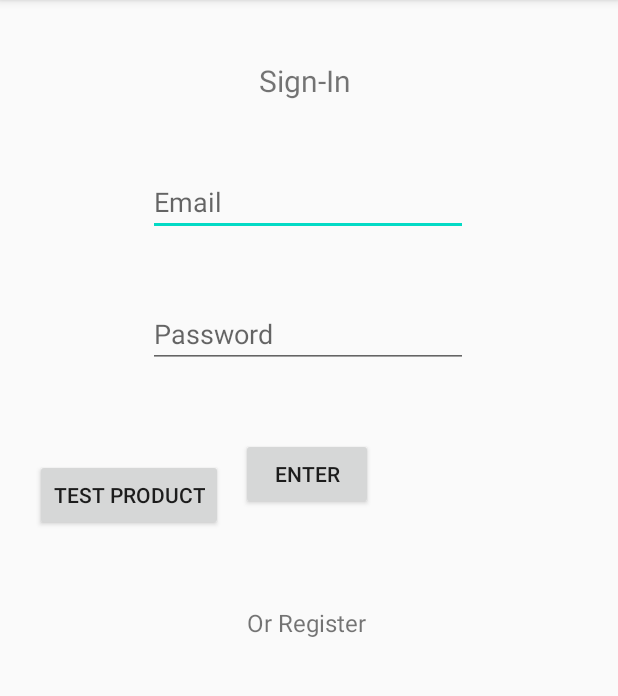
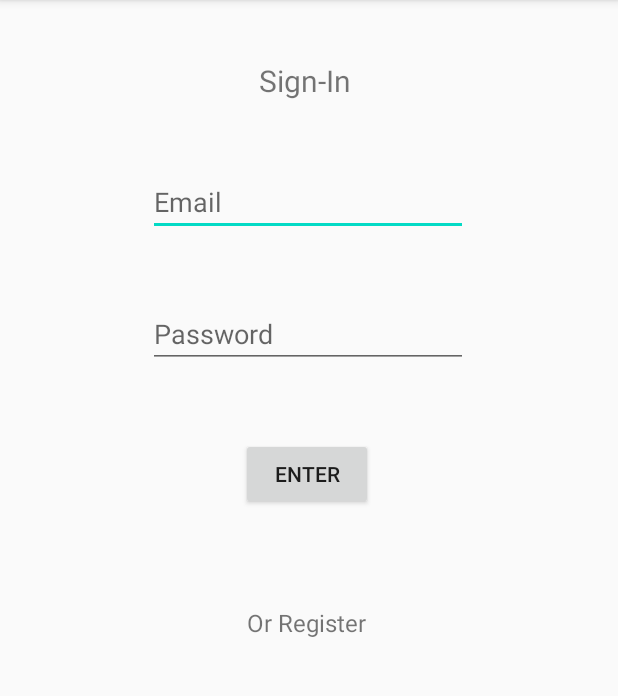
Before and after one commit to Dillon4111/MarketSwipe, an Android app: the screen it shows after launch (SignInActivity), on a phone screen of 412 x 824 dp, the part 84-780 px from its top. Run offline under Robolectric (Android 15) with nearby library versions, the phone set to English and light mode, and no system bars; our stand-ins replace Firebase (no records; nobody signed in at launch, a user with empty details on screens opened directly).

```diff
--- a/app/src/main/java/com/example/marketswipe/activities/SignInActivity.java
+++ b/app/src/main/java/com/example/marketswipe/activities/SignInActivity.java
@@ -24,7 +24,6 @@ import com.google.firebase.auth.FirebaseUser;
 public class SignInActivity extends AppCompatActivity {
 
     private FirebaseAuth mAuth;
-    private FirebaseUser mUser;
     private EditText signInEmail, signInPassword;
     private Button signInButton;
     private TextView orSignInText;
@@ -55,7 +54,7 @@ public class SignInActivity extends AppCompatActivity {
         signInButton.setOnClickListener(new View.OnClickListener() {
             @Override
             public void onClick(View v) {
-                String email = signInEmail.getText().toString();
+                String email = signInEmail.getText().toString().trim();
                 String password = signInPassword.getText().toString();
 
                 if(email.matches("") || password.matches("")){
--- a/app/src/main/res/layout/activity_signin.xml
+++ b/app/src/main/res/layout/activity_signin.xml
@@ -33,7 +33,7 @@
         android:layout_marginRight="101dp"
         android:ems="10"
         android:hint="Password"
-        android:inputType="textPersonName"
+        android:inputType="textPassword"
         app:layout_constraintEnd_toEndOf="parent"
         app:layout_constraintStart_toStartOf="parent"
         app:layout_constraintTop_toTopOf="parent" />
@@ -82,14 +82,4 @@
         app:layout_constraintStart_toStartOf="parent"
         app:layout_constraintTop_toTopOf="parent" />
 
-    <Button
-        android:id="@+id/testAddProduct"
-        android:layout_width="wrap_content"
-        android:layout_height="wrap_content"
-        android:layout_marginStart="23dp"
-        android:layout_marginLeft="23dp"
-        android:layout_marginTop="306dp"
-        android:text="Test Product"
-        app:layout_constraintStart_toStartOf="parent"
-        app:layout_constraintTop_toTopOf="parent" />
 </androidx.constraintlayout.widget.ConstraintLayout>
```
Also changed, not shown: app/src/main/java/com/example/marketswipe/activities/AddProductActivity.java (+34 -0 lines), app/src/main/java/com/example/marketswipe/models/Product.java (+7 -8 lines), app/src/main/res/layout/activity_addproduct.xml (+27 -7 lines).
